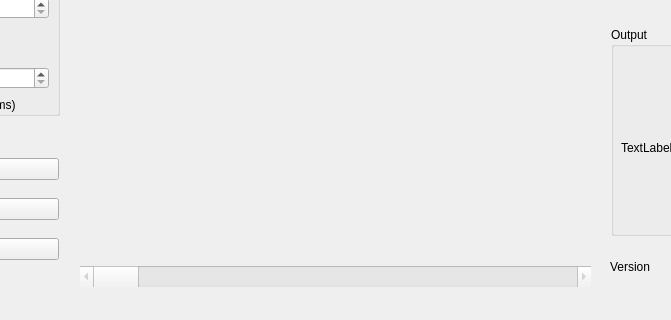
Before: the Qt Designer form Projet/DCT/ihm.ui in julienIF2/projet-C--, drawn with Qt 5; both pictures show x 120 to 791 and y 253 to 573 of the 881 by 573 pixel window.
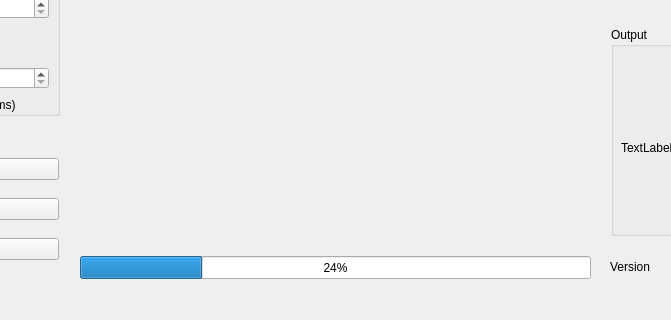
After: the same form once the commit is applied. Custom widgets are drawn as their Qt base class.

```diff
--- a/Projet/DCT/ihm.ui
+++ b/Projet/DCT/ihm.ui
@@ -191,22 +191,6 @@
      </item>
     </layout>
    </widget>
-   <widget class="QScrollBar" name="horizontalScrollBar">
-    <property name="enabled">
-     <bool>false</bool>
-    </property>
-    <property name="geometry">
-     <rect>
-      <x>200</x>
-      <y>500</y>
-      <width>511</width>
-      <height>21</height>
-     </rect>
-    </property>
-    <property name="orientation">
-     <enum>Qt::Horizontal</enum>
-    </property>
-   </widget>
    <widget class="QCustomPlot" name="graphCurve" native="true">
     <property name="geometry">
      <rect>
@@ -304,6 +288,19 @@
      <string>Version</string>
     </property>
    </widget>
+   <widget class="QProgressBar" name="progressBar">
+    <property name="geometry">
+     <rect>
+      <x>200</x>
+      <y>490</y>
+      <width>511</width>
+      <height>23</height>
+     </rect>
+    </property>
+    <property name="value">
+     <number>24</number>
+    </property>
+   </widget>
   </widget>
   <widget class="QMenuBar" name="menuBar">
    <property name="geometry">
```
Left out of the diff: 31 changed lines with no effect on the pictures.
